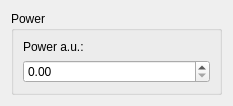
bbuusshh/scudi, file src/qudi/gui/ple/controller_widget.ui: the form before one commit.
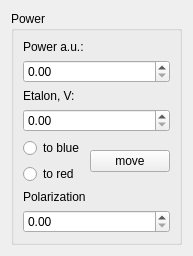
The form after the commit. Custom widgets are drawn as their Qt base class.

Commit message: eta and motor

Diff of the .ui file:
```diff
--- a/src/qudi/gui/ple/controller_widget.ui
+++ b/src/qudi/gui/ple/controller_widget.ui
@@ -6,12 +6,12 @@
    <rect>
     <x>0</x>
     <y>0</y>
-    <width>233</width>
-    <height>100</height>
+    <width>179</width>
+    <height>230</height>
    </rect>
   </property>
   <property name="sizePolicy">
-   <sizepolicy hsizetype="Expanding" vsizetype="Minimum">
+   <sizepolicy hsizetype="Preferred" vsizetype="Preferred">
     <horstretch>0</horstretch>
     <verstretch>0</verstretch>
    </sizepolicy>
@@ -25,7 +25,7 @@
   <property name="maximumSize">
    <size>
     <width>16777215</width>
-    <height>100</height>
+    <height>16777215</height>
    </size>
   </property>
   <property name="windowTitle">
@@ -45,11 +45,9 @@
      </property>
      <layout class="QGridLayout" name="gridLayout">
       <item row="0" column="0">
-       <layout class="QVBoxLayout" name="verticalLayout">
-        <item>
          <widget class="QLabel" name="label_4">
           <property name="sizePolicy">
-           <sizepolicy hsizetype="Expanding" vsizetype="Fixed">
+         <sizepolicy hsizetype="Preferred" vsizetype="Preferred">
             <horstretch>0</horstretch>
             <verstretch>0</verstretch>
            </sizepolicy>
@@ -59,7 +57,7 @@
           </property>
          </widget>
         </item>
-        <item>
+      <item row="1" column="0">
          <widget class="ScienDSpinBox" name="power_SpinBox">
           <property name="sizePolicy">
            <sizepolicy hsizetype="Expanding" vsizetype="Fixed">
@@ -69,7 +67,7 @@
           </property>
           <property name="minimumSize">
            <size>
-            <width>65</width>
+          <width>0</width>
             <height>0</height>
            </size>
           </property>
@@ -81,7 +79,92 @@
           </property>
          </widget>
         </item>
-       </layout>
+      <item row="2" column="0">
+       <widget class="QLabel" name="label">
+        <property name="text">
+         <string>Etalon, V:</string>
+        </property>
+       </widget>
+      </item>
+      <item row="3" column="0">
+       <widget class="ScienDSpinBox" name="etalon_SpinBox">
+        <property name="sizePolicy">
+         <sizepolicy hsizetype="Expanding" vsizetype="Fixed">
+          <horstretch>0</horstretch>
+          <verstretch>0</verstretch>
+         </sizepolicy>
+        </property>
+        <property name="minimumSize">
+         <size>
+          <width>0</width>
+          <height>0</height>
+         </size>
+        </property>
+        <property name="toolTip">
+         <string>Length of repump pulse</string>
+        </property>
+        <property name="maximum">
+         <double>1000.000000000000000</double>
+        </property>
+       </widget>
+      </item>
+      <item row="4" column="0">
+       <layout class="QHBoxLayout" name="horizontalLayout">
+        <item>
+         <layout class="QVBoxLayout" name="verticalLayout">
+          <item>
+           <widget class="QRadioButton" name="blue_radioButton">
+            <property name="text">
+             <string>to blue</string>
+            </property>
+           </widget>
+          </item>
+          <item>
+           <widget class="QRadioButton" name="red_radioButton">
+            <property name="text">
+             <string>to red</string>
+            </property>
+           </widget>
+          </item>
+         </layout>
+        </item>
+        <item>
+         <widget class="QPushButton" name="moveMotor_pushButton">
+          <property name="text">
+           <string>move</string>
+          </property>
+         </widget>
+        </item>
+       </layout>
+      </item>
+      <item row="5" column="0">
+       <widget class="QLabel" name="label_2">
+        <property name="text">
+         <string>Polarization</string>
+        </property>
+       </widget>
+      </item>
+      <item row="7" column="0">
+       <widget class="ScienDSpinBox" name="polarization_SpinBox">
+        <property name="sizePolicy">
+         <sizepolicy hsizetype="Expanding" vsizetype="Fixed">
+          <horstretch>0</horstretch>
+          <verstretch>0</verstretch>
+         </sizepolicy>
+        </property>
+        <property name="minimumSize">
+         <size>
+          <width>0</width>
+          <height>0</height>
+         </size>
+        </property>
+        <property name="toolTip">
+         <string>Length of repump pulse</string>
+        </property>
+        <property name="maximum">
+         <double>1000.000000000000000</double>
+        </property>
+       </widget>
       </item>
      </layout>
     </widget>
```
Left out of the diff: 2 changed lines with no effect on the pictures. Lines whose indentation alone changed are shown as unchanged. The commit also changes 2 other files.
